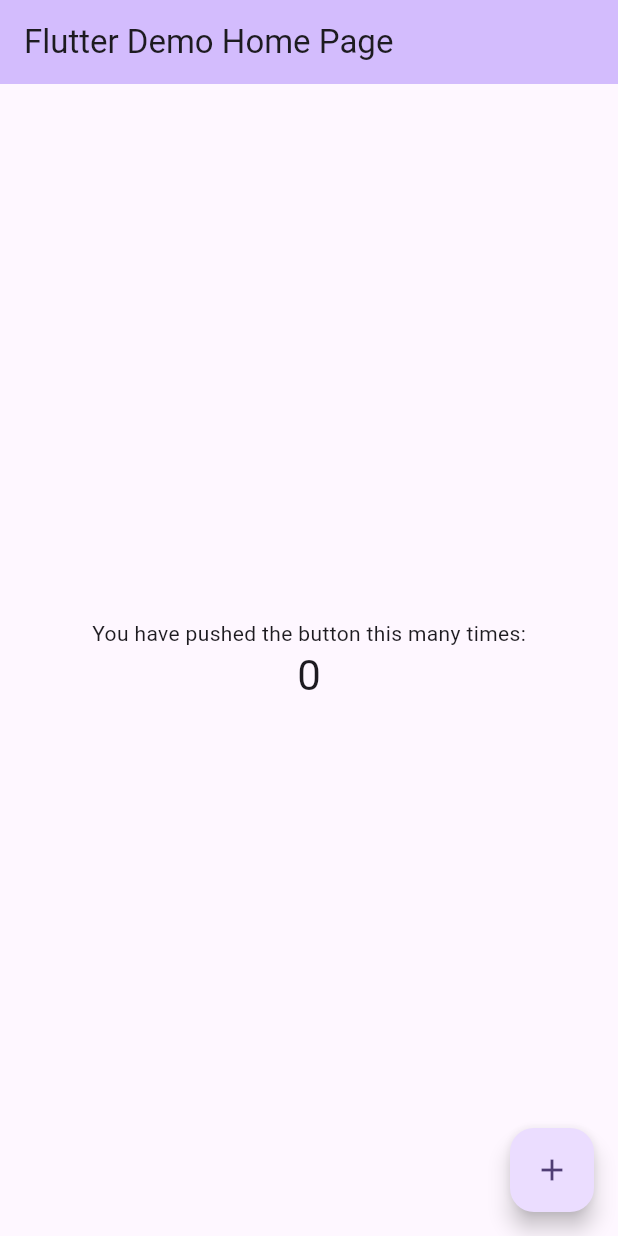
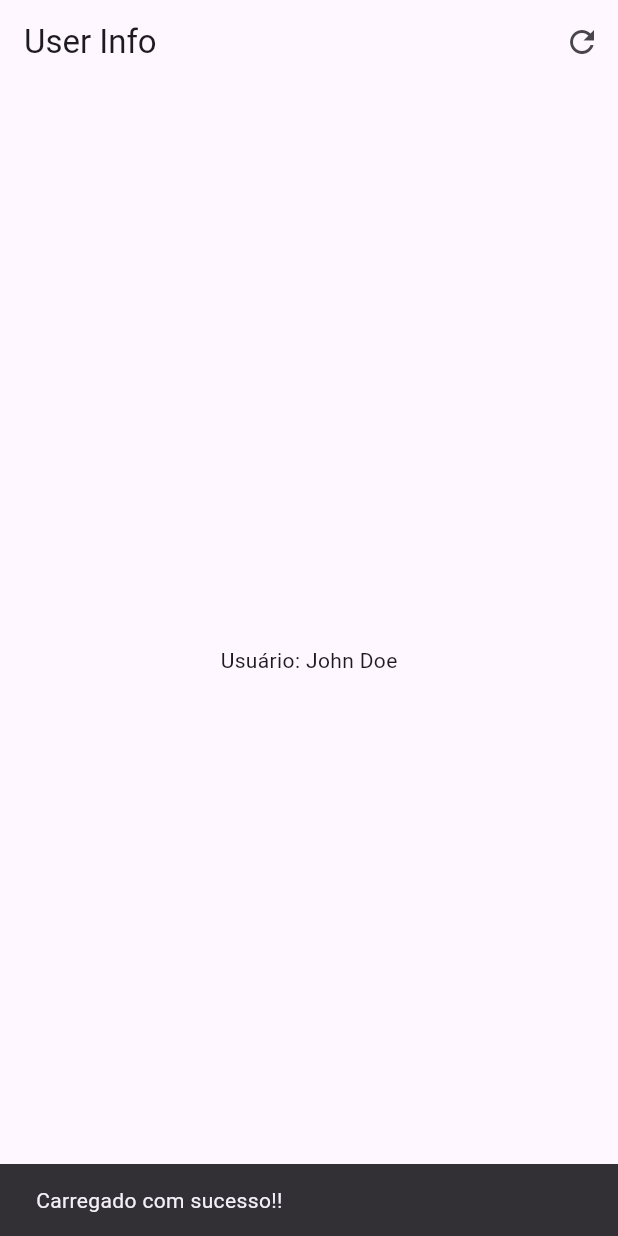
Before and after one commit to william-franco/state-management-abstraction, a Flutter app: the screen it shows after launch, on a phone screen of 412 x 824 dp. Run offline on Flutter 3.47's test engine with Material 3 defaults, Android fonts, the phone set to English and light mode, and no system bars.

Commit message:
:white_check_mark: Added feature state-management-abstraction.

```diff
--- a/lib/main.dart
+++ b/lib/main.dart
@@ -1,4 +1,5 @@
 import 'package:flutter/material.dart';
+import 'package:state_management_abstraction/state_management/state_management.dart';
 
 void main() {
   runApp(const MyApp());
@@ -11,111 +12,202 @@ class MyApp extends StatelessWidget {
   @override
   Widget build(BuildContext context) {
     return MaterialApp(
-      title: 'Flutter Demo',
-      theme: ThemeData(
-        // This is the theme of your application.
-        //
-        // TRY THIS: Try running your application with "flutter run". You'll see
-        // the application has a purple toolbar. Then, without quitting the app,
-        // try changing the seedColor in the colorScheme below to Colors.green
-        // and then invoke "hot reload" (save your changes or press the "hot
-        // reload" button in a Flutter-supported IDE, or press "r" if you used
-        // the command line to start the app).
-        //
-        // Notice that the counter didn't reset back to zero; the application
-        // state is not lost during the reload. To reset the state, use hot
-        // restart instead.
-        //
-        // This works for code too, not just values: Most code changes can be
-        // tested with just a hot reload.
-        colorScheme: .fromSeed(seedColor: Colors.deepPurple),
-      ),
-      home: const MyHomePage(title: 'Flutter Demo Home Page'),
+      title: 'State Management Abstraction',
+      debugShowCheckedModeBanner: false,
+      theme: ThemeData.light(useMaterial3: true),
+      darkTheme: ThemeData.dark(useMaterial3: true),
+      themeMode: ThemeMode.system,
+      home: const UserView(),
     );
   }
 }
 
-class MyHomePage extends StatefulWidget {
-  const MyHomePage({super.key, required this.title});
+// Generic State Pattern
+sealed class AppState<T> {
+  const AppState();
+}
 
-  // This widget is the home page of your application. It is stateful, meaning
-  // that it has a State object (defined below) that contains fields that affect
-  // how it looks.
+final class InitialState<T> extends AppState<T> {
+  const InitialState();
+}
 
-  // This class is the configuration for the state. It holds the values (in this
-  // case the title) provided by the parent (in this case the App widget) and
-  // used by the build method of the State. Fields in a Widget subclass are
-  // always marked "final".
+final class LoadingState<T> extends AppState<T> {
+  const LoadingState();
+}
 
-  final String title;
+final class SuccessState<T> extends AppState<T> {
+  final T data;
+
+  const SuccessState({required this.data});
+}
+
+final class ErrorState<T> extends AppState<T> {
+  final String message;
+
+  const ErrorState({required this.message});
+}
+
+// Result Pattern
+sealed class Result<S, E extends Exception> {
+  const Result();
+
+  T fold<T>({
+    required T Function(S value) onSuccess,
+    required T Function(E error) onError,
+  }) {
+    switch (this) {
+      case Success(value: final v):
+        return onSuccess(v);
+      case Error(error: final e):
+        return onError(e);
+    }
+  }
+}
+
+final class Success<S, E extends Exception> extends Result<S, E> {
+  final S value;
+
+  const Success({required this.value});
+}
+
+final class Error<S, E extends Exception> extends Result<S, E> {
+  final E error;
+
+  const Error({required this.error});
+}
+
+// Model
+class UserModel {
+  final String? name;
+
+  UserModel({this.name});
+}
+
+// Repository
+typedef UserResult = Result<UserModel, Exception>;
+
+abstract interface class UserRepository {
+  Future<UserResult> findOneUser();
+}
+
+class UserRepositoryImpl implements UserRepository {
+  @override
+  Future<UserResult> findOneUser() async {
+    try {
+      await Future.delayed(Duration(seconds: 4));
+      return Success(value: UserModel(name: 'John Doe'));
+    } catch (error) {
+      return Error(error: Exception('An error occurred.'));
+    }
+  }
+}
+
+// ViewModel
+typedef _ViewModel = StateManagement<UserState>;
+
+typedef UserState = AppState<UserModel>;
+
+abstract interface class UserViewModel extends _ViewModel {
+  UserViewModel(super.initialState);
+
+  Future<void> getUserData();
+}
+
+class UserViewModelImpl extends _ViewModel implements UserViewModel {
+  final UserRepository userRepository;
+
+  UserViewModelImpl({required this.userRepository}) : super(InitialState());
 
   @override
-  State<MyHomePage> createState() => _MyHomePageState();
+  Future<void> getUserData() async {
+    _emit(LoadingState());
+
+    final result = await userRepository.findOneUser();
+
+    final userState = result.fold<UserState>(
+      onSuccess: (value) => SuccessState(data: value),
+      onError: (error) => ErrorState(message: '$error'),
+    );
+
+    _emit(userState);
+  }
+
+  void _emit(UserState newState) {
+    emitState(newState);
+    debugPrint('User state: $state');
+  }
 }
 
-class _MyHomePageState extends State<MyHomePage> {
-  int _counter = 0;
+// View
+class UserView extends StatefulWidget {
+  const UserView({super.key});
 
-  void _incrementCounter() {
-    setState(() {
-      // This call to setState tells the Flutter framework that something has
-      // changed in this State, which causes it to rerun the build method below
-      // so that the display can reflect the updated values. If we changed
-      // _counter without calling setState(), then the build method would not be
-      // called again, and so nothing would appear to happen.
-      _counter++;
+  @override
+  State<UserView> createState() => _UserViewState();
+}
+
+class _UserViewState extends State<UserView> {
+  late final UserRepository userRepository;
+  late final UserViewModel userViewModel;
+
+  @override
+  void initState() {
+    super.initState();
+    userRepository = UserRepositoryImpl();
+    userViewModel = UserViewModelImpl(userRepository: userRepository);
+    WidgetsBinding.instance.addPostFrameCallback((_) async {
+      await _getUserData();
     });
   }
 
   @override
+  void dispose() {
+    userViewModel.dispose();
+    super.dispose();
+  }
+
+  Future<void> _getUserData() async {
+    await userViewModel.getUserData();
+  }
+
+  @override
   Widget build(BuildContext context) {
-    // This method is rerun every time setState is called, for instance as done
-    // by the _incrementCounter method above.
-    //
-    // The Flutter framework has been optimized to make rerunning build methods
-    // fast, so that you can just rebuild anything that needs updating rather
-    // than having to individually change instances of widgets.
     return Scaffold(
       appBar: AppBar(
-        // TRY THIS: Try changing the color here to a specific color (to
-        // Colors.amber, perhaps?) and trigger a hot reload to see the AppBar
-        // change color while the other colors stay the same.
-        backgroundColor: Theme.of(context).colorScheme.inversePrimary,
-        // Here we take the value from the MyHomePage object that was created by
-        // the App.build method, and use it to set our appbar title.
-        title: Text(widget.title),
+        title: const Text('User Info'),
+        actions: [
+          IconButton(
+            icon: const Icon(Icons.refresh_outlined),
+            onPressed: () async {
+              await _getUserData();
+            },
+          ),
+        ],
       ),
       body: Center(
-        // Center is a layout widget. It takes a single child and positions it
-        // in the middle of the parent.
-        child: Column(
-          // Column is also a layout widget. It takes a list of children and
-          // arranges them vertically. By default, it sizes itself to fit its
-          // children horizontally, and tries to be as tall as its parent.
-          //
-          // Column has various properties to control how it sizes itself and
-          // how it positions its children. Here we use mainAxisAlignment to
-          // center the children vertically; the main axis here is the vertical
-          // axis because Columns are vertical (the cross axis would be
-          // horizontal).
-          //
-          // TRY THIS: Invoke "debug painting" (choose the "Toggle Debug Paint"
-          // action in the IDE, or press "p" in the console), to see the
-          // wireframe for each widget.
-          mainAxisAlignment: .center,
-          children: [
-            const Text('You have pushed the button this many times:'),
-            Text(
-              '$_counter',
-              style: Theme.of(context).textTheme.headlineMedium,
-            ),
-          ],
+        child: RefreshIndicator(
+          onRefresh: () async {
+            await _getUserData();
+          },
+          child: StateConsumerWidget<UserViewModel, UserState>(
+            viewModel: userViewModel,
+            listener: (context, state) {
+              if (state is SuccessState) {
+                ScaffoldMessenger.of(context).showSnackBar(
+                  const SnackBar(content: Text('Carregado com sucesso!!')),
+                );
+              }
+            },
+            builder: (context, userState) {
+              return switch (userState) {
+                InitialState() => const Text('Aguardando ação...'),
+                LoadingState() => const CircularProgressIndicator(),
+                SuccessState(data: final user) => Text('Usuário: ${user.name}'),
+                ErrorState(message: final message) => Text('Erro: $message'),
+              };
+            },
+          ),
         ),
-      ),
-      floatingActionButton: FloatingActionButton(
-        onPressed: _incrementCounter,
-        tooltip: 'Increment',
-        child: const Icon(Icons.add),
       ),
     );
   }
```
Also changed, not shown: lib/state_management/state_management.dart (added, +155 -0 lines), pubspec.yaml (+2 -28 lines), pubspec.lock (added), 1 other file.
